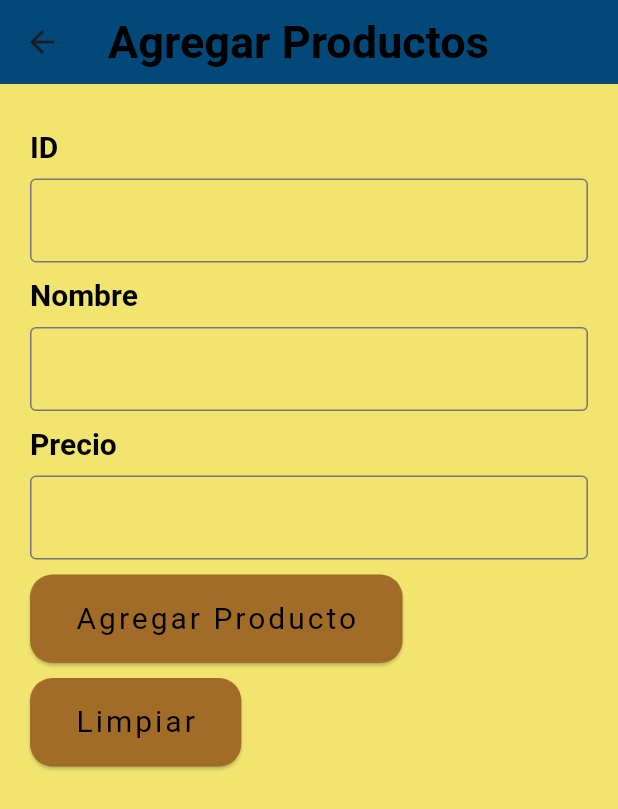
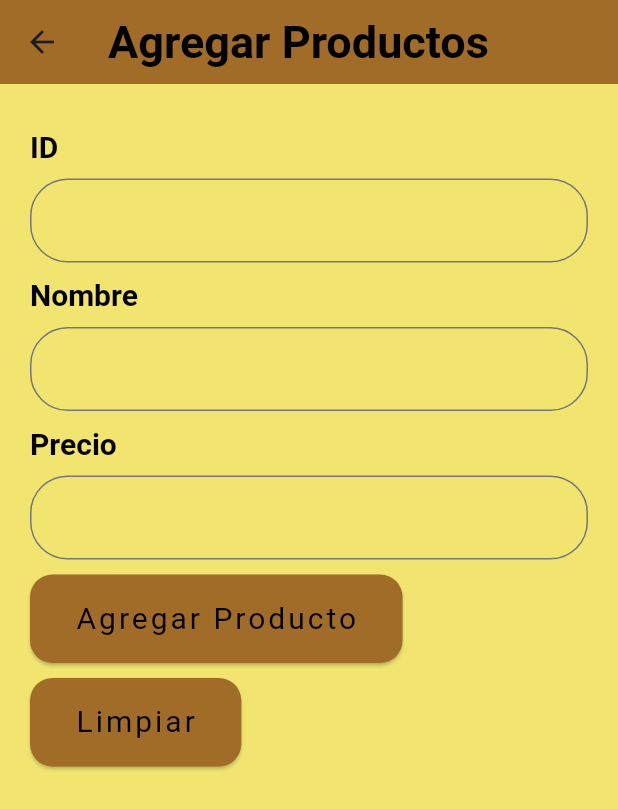
Before and after one commit to SergioAlejandre/vistaventas-2, a Flutter app: the screen it shows after launch, after a tap on "Agregar Productos", on a phone screen of 412 x 824 dp. Shown: the top 809 px of the screen. Run offline on Flutter 3.47's test engine with Material 3 defaults, Android fonts, the phone set to English and light mode, and no system bars; our stand-ins replace hive_flutter; accounts and stored records are empty.

Commit message:
Boton Limpiar funcionalidad

```diff
--- a/lib/Vistas/agregar_productos_view.dart
+++ b/lib/Vistas/agregar_productos_view.dart
@@ -16,7 +16,7 @@ class AgregarProductosView extends StatelessWidget{
   @override
   Widget build(BuildContext context) {
     return Scaffold(
-    backgroundColor: Color.fromARGB(255, 241, 229, 112),
+    backgroundColor: const Color.fromARGB(255, 241, 229, 112),
       appBar: AppBar(title:const DefaultTextStyle(
         style: TextStyle(
           color: Colors.black,
@@ -25,7 +25,7 @@ class AgregarProductosView extends StatelessWidget{
         ),
         child: Text('Agregar Productos'),
       ),
-      backgroundColor: Color.fromARGB(255, 2, 73, 121),
+      backgroundColor: const Color.fromARGB(255, 160, 108, 40),
     ),
 
       body:SingleChildScrollView(
@@ -34,6 +34,7 @@ class AgregarProductosView extends StatelessWidget{
           vertical: 30,
         ),
         child:Column(
+          mainAxisSize: MainAxisSize.max,
           crossAxisAlignment: CrossAxisAlignment.start,
           children :[
             const DefaultTextStyle(
@@ -49,8 +50,13 @@ class AgregarProductosView extends StatelessWidget{
            ),
            TextField(
                controller:idcontrol,
-               decoration: InputDecoration(
-               border: OutlineInputBorder(),
+               decoration: const InputDecoration(
+                border: OutlineInputBorder(
+                borderRadius: BorderRadius.all(
+                  Radius.circular(25)
+                ),
+               ),
+
               ),
             ),
             const SizedBox(
@@ -69,8 +75,12 @@ class AgregarProductosView extends StatelessWidget{
            ),
            TextField(
                 controller:nombrecontrol,
-                decoration: InputDecoration(
-                border: OutlineInputBorder(),
+                decoration: const InputDecoration(
+                border: OutlineInputBorder(
+                borderRadius: BorderRadius.all(
+                  Radius.circular(25)
+                ),
+                ),
               ),
             ),
             const SizedBox(
@@ -89,8 +99,11 @@ class AgregarProductosView extends StatelessWidget{
            ),
            TextField(
                 controller:preciocontrol,
-                decoration: InputDecoration(
+                decoration: const InputDecoration(
                 border: OutlineInputBorder(
+                  borderRadius: BorderRadius.all(
+                  Radius.circular(25)
+                ),
                 ),
               ),
             ),
@@ -101,22 +114,25 @@ class AgregarProductosView extends StatelessWidget{
               name: 'Agregar Producto',
               color: const Color.fromARGB(255, 160, 108, 40),
               onPressed: () {
-                /*Navigator.push(
-                  context,
-                 MaterialPageRoute(
-                    builder: (context) {
-                     return AgregarProductosView(
-
-                     );
-                    },
-                  ),
-                );*/
-                agregarProductosController.agregarProducto(
+                  agregarProductosController.agregarProducto(
                     ID: idcontrol.text,
                     Nombre: nombrecontrol.text,
                     Precio: preciocontrol.text,
                   );
-                  Navigator.pop(context);
+                  showDialog(context: context, builder: (context) {
+                    return AlertDialog(
+                      title: const Text('Producto agregado Correctamente'),
+                      actions: [
+                        TextButton(
+                          onPressed: () {
+                            Navigator.pop(context);
+                          },
+                          child: const Text('Aceptar'),
+                        ),
+                      ],
+                    );
+                  });
+                  //Navigator.pop(context);
               },
             ),
             const SizedBox(
@@ -126,16 +142,10 @@ class AgregarProductosView extends StatelessWidget{
               name: 'Limpiar',
               color: const Color.fromARGB(255, 160, 108, 40),
               onPressed: () {
-                /*Navigator.push(
-                  context,
-                 MaterialPageRoute(
-                    builder: (context) {
-                     return AgregarProductosView(
+                idcontrol.clear();
+                nombrecontrol.clear();
+                preciocontrol.clear();
 
-                     );
-                    },
-                  ),
-                );*/
               },
             ),
           ],
--- a/lib/Vistas/compra_productos_view.dart
+++ b/lib/Vistas/compra_productos_view.dart
@@ -1,11 +1,12 @@
 import 'package:flutter/material.dart';
+import 'package:vistaventas/modelos/producto_modelo.dart';
 import 'package:vistaventas/widgets/CustomButtonHome.dart';
 
 class CompraDeProductosView extends StatelessWidget{
   @override
   Widget build(BuildContext context) {
     return Scaffold(
-    backgroundColor: Color.fromARGB(255, 241, 229, 112),
+    backgroundColor: const Color.fromARGB(255, 241, 229, 112),
       appBar: AppBar(title:const DefaultTextStyle(
         style: TextStyle(
           color: Colors.black,
@@ -14,7 +15,7 @@ class CompraDeProductosView extends StatelessWidget{
         ),
         child: Text('Compra de productos'),
       ),
-      backgroundColor: Color.fromARGB(255, 2, 73, 121),
+      backgroundColor: const Color.fromARGB(255, 160, 108, 40),
     ),
 
       body:SingleChildScrollView(
--- a/lib/Vistas/home_view.dart
+++ b/lib/Vistas/home_view.dart
@@ -16,7 +16,7 @@ class HomeView extends StatelessWidget {
   @override
   Widget build(BuildContext context) {
     return Scaffold(
-    backgroundColor: Color.fromARGB(255, 241, 229, 112),
+    backgroundColor: const Color.fromARGB(255, 241, 229, 112),
     appBar: AppBar(title:const DefaultTextStyle(
         style: TextStyle(
           color: Colors.black,
@@ -26,26 +26,27 @@ class HomeView extends StatelessWidget {
         child: Text('Punto de venta'),
       ),
       centerTitle: true,
-      backgroundColor: Color.fromARGB(255, 2, 73, 121),
+      backgroundColor: const Color.fromARGB(255, 160, 108, 40),
     ),
 
-      body: Center(
+      body:SingleChildScrollView(
+        child:Center(
         child: Column(
+          crossAxisAlignment: CrossAxisAlignment.center,
           mainAxisAlignment: MainAxisAlignment.start,
           children: [
             const SizedBox(height: 70
             ),
             CustomButtonHome(
               name: 'Agregar Productos',
-              color: Color.fromARGB(255, 160, 108, 40),
+              color: const Color.fromARGB(255, 160, 108, 40),
               onPressed: () {
                 Navigator.push(
                   context,
                  MaterialPageRoute(
                     builder: (context) {
                      return AgregarProductosView(
-                       //productos: [],//deberia ir productos: productos,--------------
-                       productos: productos,
+                      productos: productos,
                      );
                     },
                   ),
@@ -56,7 +57,7 @@ class HomeView extends StatelessWidget {
             ),
             CustomButtonHome(
               name: 'Mostrar Productos',
-              color: Color.fromARGB(255, 160, 108, 40),
+              color: const Color.fromARGB(255, 160, 108, 40),
               onPressed: () {
                 Navigator.push(
                   context,
@@ -76,12 +77,12 @@ class HomeView extends StatelessWidget {
               name: 'Compra de productos',
               color: const Color.fromARGB(255, 160, 108, 40),
               onPressed: () {
-                Navigator.push(
+                 Navigator.push(
                   context,
                   MaterialPageRoute(
                     builder: (context) {
                       return CompraDeProductosView(
-                       //productos: productos,
+                      // productos: productos,
                      );
                     },
                   ),
@@ -101,6 +102,7 @@ class HomeView extends StatelessWidget {
           ],
         ),
       ),
+     ),
     );
   }
 
--- a/lib/controladores/agregar_productos_control.dart
+++ b/lib/controladores/agregar_productos_control.dart
@@ -21,7 +21,9 @@ class AgregarProductosControl{
 
         },
       );
-           //productos.detelete(key)
+         // productos.delete(ID);
+
     }
 
+
 }
```
Also changed, not shown: lib/Vistas/mostrar_productos_view.dart (+13 -16 lines).
